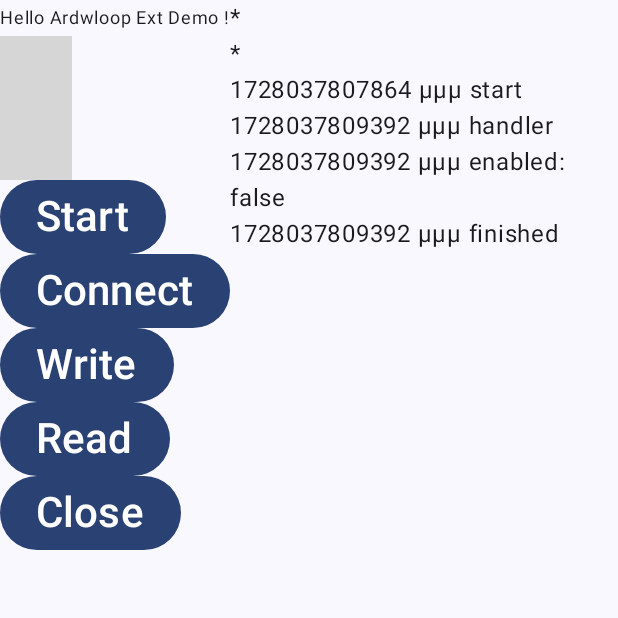
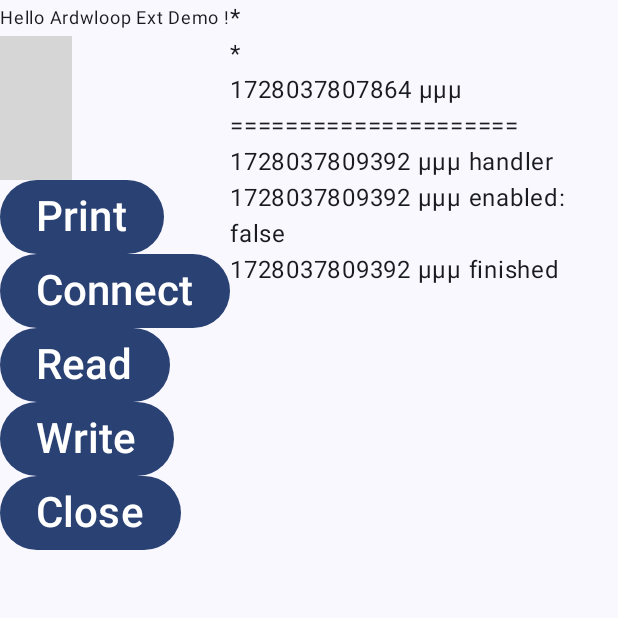
Before and after one commit to llschall/ardwloop-ext-demo, an Android app built with Jetpack Compose: the screen it shows after launch (MainActivity), after a tap on "Connect", on a phone screen of 412 x 824 dp, the top half of it. Run offline under Robolectric (Android 15) with nearby library versions, the phone set to English and light mode, and no system bars; libraries missing offline, so code that uses them is left out: org.llschall.ardwloop; 2 statements that could not run were skipped; 1 other tap on this screen came first; grey boxes are pictures that could not be loaded.

Commit message:
[Demo] Add print button

```diff
--- a/app/src/main/java/ardwloop/ext/demo/MainActivity.kt
+++ b/app/src/main/java/ardwloop/ext/demo/MainActivity.kt
@@ -7,6 +7,7 @@ import androidx.activity.compose.setContent
 import androidx.activity.enableEdgeToEdge
 import androidx.compose.foundation.layout.Column
 import androidx.compose.foundation.layout.Row
+import androidx.compose.foundation.layout.Spacer
 import androidx.compose.foundation.layout.fillMaxSize
 import androidx.compose.foundation.layout.padding
 import androidx.compose.material3.Button
@@ -62,13 +63,14 @@ fun Greeting(context: Context, name: String, modifier: Modifier = Modifier) {
                 modifier = modifier, fontSize = 12.sp
             )
             Button(onClick = {
-                model.add("start")
+                model.add("=====================")
             }) {
                 Text(
-                    text = "Start",
+                    text = "Print",
                     fontSize = 28.sp
                 )
             }
+            Spacer(modifier)
             Button(onClick = {
                 BluetoothHandler.handler.connect(context, model);
             }) {
@@ -77,14 +79,7 @@ fun Greeting(context: Context, name: String, modifier: Modifier = Modifier) {
                     fontSize = 28.sp
                 )
             }
-            Button(onClick = {
-                BluetoothHandler.handler.write(byteArrayOf(99, 100));
-            }) {
-                Text(
-                    text = "Write",
-                    fontSize = 28.sp
-                )
-            }
+            Spacer(modifier)
             Button(onClick = {
                 val bytes = BluetoothHandler.handler.read();
                 model.add(bytes.toString())
@@ -95,8 +90,18 @@ fun Greeting(context: Context, name: String, modifier: Modifier = Modifier) {
                     fontSize = 28.sp
                 )
             }
+            Spacer(modifier)
             Button(onClick = {
-                BluetoothHandler.handler.close(model);
+                BluetoothHandler.handler.write(byteArrayOf(99, 100));
+            }) {
+                Text(
+                    text = "Write",
+                    fontSize = 28.sp
+                )
+            }
+            Spacer(modifier)
+            Button(onClick = {
+                BluetoothHandler.handler.close(model)
             }) {
                 Text(
                     text = "Close",
```
